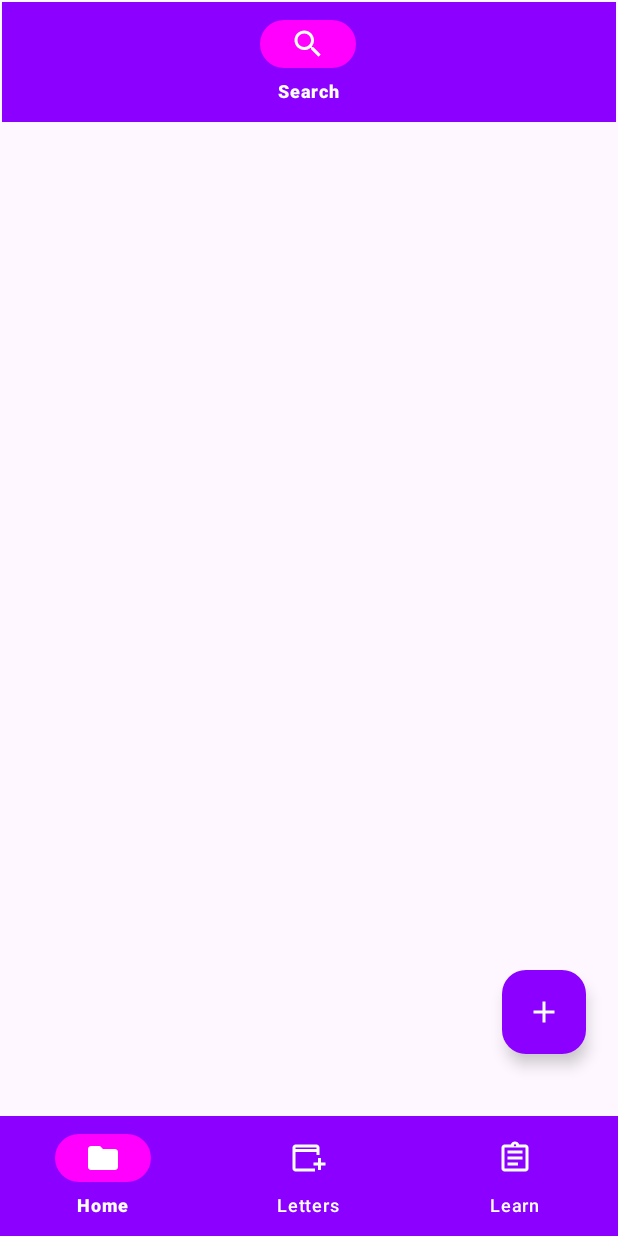
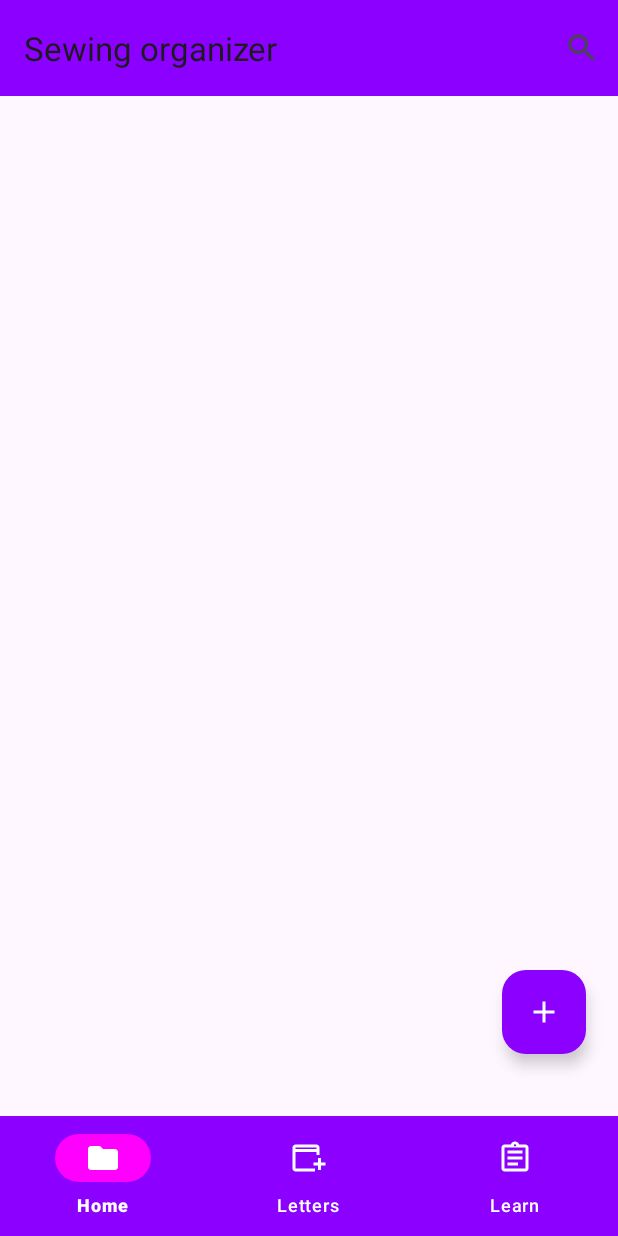
Before and after one commit to Flagshtop/3, an Android app: the fragment LettersFragment placed in its activity, on a phone screen of 412 x 824 dp. Run offline under Robolectric (Android 15) with nearby library versions, the phone set to English and light mode, and no system bars; our stand-ins replace Room's generated code, data binding; 3 statements that could not run were skipped.

Commit message:
meaw, i'm gonna work

```diff
--- a/app/src/main/java/com/example/myapplication/MainActivity.kt
+++ b/app/src/main/java/com/example/myapplication/MainActivity.kt
@@ -1,6 +1,7 @@
 package com.example.myapplication
 
 import android.os.Bundle
+import androidx.appcompat.widget.Toolbar
 import androidx.appcompat.app.AppCompatActivity
 import androidx.lifecycle.ViewModelProvider
 import com.example.myapplication.database.NoteDatabase
@@ -16,15 +17,8 @@ import androidx.lifecycle.ViewModel
 
 class MainActivity : AppCompatActivity() {
 
-
     private lateinit var bottomNavigationView: BottomNavigationView
     lateinit var noteViewModel: NoteViewModel
-
-
-
-
-
-
 
     override fun onCreate(savedInstanceState: Bundle?) {
         super.onCreate(savedInstanceState)
@@ -34,6 +28,11 @@ class MainActivity : AppCompatActivity() {
         //   val systemBars = insets.getInsets(WindowInsetsCompat.Type.systemBars())
         //  v.setPadding(systemBars.left, systemBars.top, systemBars.right, systemBars.bottom)
         //  insets
+
+        val toolbar = findViewById<Toolbar>(R.id.toolbar)
+        setSupportActionBar(toolbar)
+
+
         setupViewModel()
 
         bottomNavigationView = findViewById(R.id.bottom_navigation)
--- a/app/src/main/java/com/example/myapplication/fragments/LettersFragment.kt
+++ b/app/src/main/java/com/example/myapplication/fragments/LettersFragment.kt
@@ -3,11 +3,19 @@ package com.example.myapplication.fragments
 import android.os.Bundle
 import androidx.fragment.app.Fragment
 import android.view.LayoutInflater
+import android.view.Menu
+import android.view.MenuInflater
 import android.view.View
 import android.view.ViewGroup
 import com.example.myapplication.R
 
 class LettersFragment : Fragment() {
+
+    override fun onViewCreated(view: View, savedInstanceState: Bundle?) {
+        super.onViewCreated(view, savedInstanceState)
+        setHasOptionsMenu(true) // Включаем поддержку меню
+    }
+
 
     override fun onCreateView(
         inflater: LayoutInflater, container: ViewGroup?,
@@ -17,4 +25,10 @@ class LettersFragment : Fragment() {
         return inflater.inflate(R.layout.fragment_letters, container, false)
     }
 
+    override fun onCreateOptionsMenu(menu: Menu, inflater: MenuInflater) {
+        inflater.inflate(R.menu.home_menu, menu) // your_menu - имя вашего файла меню
+        super.onCreateOptionsMenu(menu, inflater)
+    }
+
+
 }
--- a/app/src/main/res/layout/activity_main.xml
+++ b/app/src/main/res/layout/activity_main.xml
@@ -7,6 +7,15 @@
     android:layout_width="match_parent"
     android:layout_height="match_parent"
     tools:context=".MainActivity">
+
+    <androidx.appcompat.widget.Toolbar
+        android:id="@+id/toolbar"
+        android:layout_width="match_parent"
+        android:layout_height="?attr/actionBarSize"
+        android:background="?attr/colorPrimary"
+        app:layout_constraintTop_toTopOf="parent"
+    />
+
 
 
     <FrameLayout
--- a/app/src/main/res/layout/fragment_main_letter.xml
+++ b/app/src/main/res/layout/fragment_main_letter.xml
@@ -7,20 +7,6 @@
         android:layout_width="match_parent"
         android:layout_height="match_parent"
         tools:context=".HomeFragment">
-
-        <com.google.android.material.bottomnavigation.BottomNavigationView
-            android:id="@+id/bottom_navigation"
-            android:layout_width="match_parent"
-            android:layout_height="wrap_content"
-            android:background="@color/purple"
-            app:itemActiveIndicatorStyle="@style/App.Custom.Indicator"
-            app:itemIconTint="@color/white"
-            app:itemTextColor="@color/white"
-            app:layout_constraintTop_toTopOf="parent"
-            app:layout_constraintEnd_toEndOf="parent"
-            app:layout_constraintHorizontal_bias="1.0"
-            app:layout_constraintStart_toEndOf="parent"
-            app:menu="@menu/home_menu" />
 
         <com.google.android.material.floatingactionbutton.FloatingActionButton
             android:id="@+id/addNoteFab"
--- a/app/src/main/res/menu/home_menu.xml
+++ b/app/src/main/res/menu/home_menu.xml
@@ -5,6 +5,7 @@
         android:id="@+id/searchMenu"
         android:icon="@drawable/baseline_search_24"
         android:title="Search"
-        app:showAsAction="ifRoom"
-        app:actionViewClass="androidx.appcompat.widget.SearchView" />
+    app:showAsAction="ifRoom"
+
+    app:actionViewClass="androidx.appcompat.widget.SearchView" />
 </menu>
```
